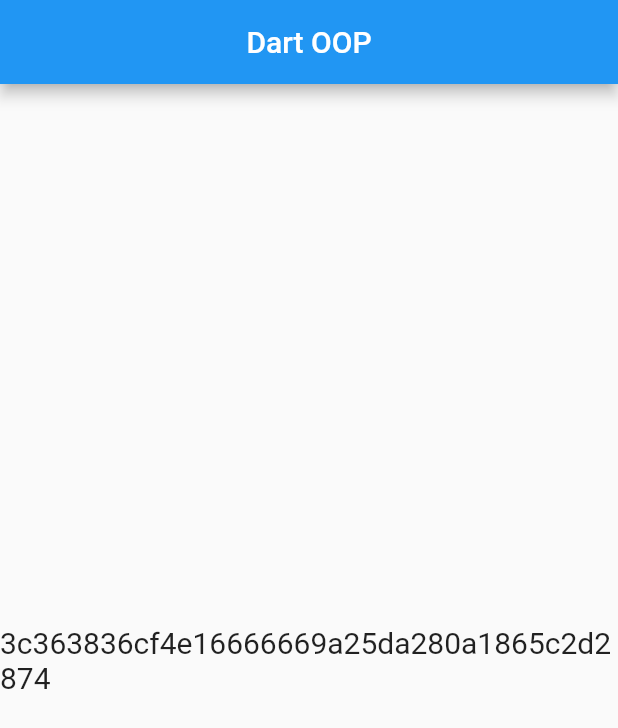
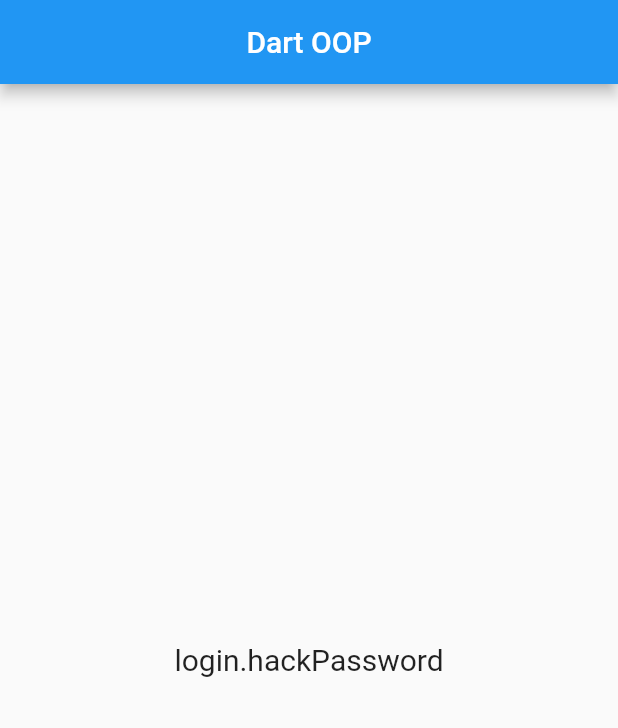
Before and after one commit to VengEang/flutter, a Flutter app: the screen it shows after launch, on a phone screen of 412 x 824 dp. Shown: the top 728 px of the screen. Run offline on Flutter 3.47's test engine with Material 2 defaults, Android fonts, the phone set to English and light mode, and no system bars.

Commit message:
Modified home_screen.dart

```diff
--- a/lib/screen/home_screen.dart
+++ b/lib/screen/home_screen.dart
@@ -1,5 +1,5 @@
 import 'package:flutter/material.dart';
-import 'package:myapp/mylogin_page.dart';
+// import 'package:myapp/mylogin_page.dart';
 // import 'package:myapp/student.dart';
 
 class HomeScreen extends StatefulWidget {
@@ -10,8 +10,13 @@ class HomeScreen extends StatefulWidget {
 class _HomeScreenState extends State<HomeScreen> {
   @override
   Widget build(BuildContext context) {
-    MyLogin login = MyLogin();
-    login.myPassword = "d";
+    // MyLogin login = MyLogin();
+    // login.myPassword = "d";
+    showMessege(Car("Toyota"));
+    showMessege(Bike("Giant"));
+    showMessege(Tuktuk("vespa"));
+    // print(Tuktuk("today"));
+
     return Scaffold(
       appBar: AppBar(
         title: Text("Dart OOP"),
@@ -20,10 +25,42 @@ class _HomeScreenState extends State<HomeScreen> {
       body: Container(
         alignment: Alignment.center,
         child: Text(
-          login.hackPassword,
+          "login.hackPassword",
           style: TextStyle(fontSize: 20),
         ),
       ),
     );
   }
+
+  showMessege(Vichicle v) {
+    v.display();
+  }
 }
+
+abstract class Vichicle {
+  String name;
+  Vichicle(this.name);
+  display();
+}
+
+class Car extends Vichicle {
+  Car(String name) : super(name);
+
+  display() {
+    return print(name);
+  }
+}
+
+class Bike extends Vichicle {
+  Bike(String name) : super(name);
+
+  @override
+  display() {}
+}
+
+class Tuktuk extends Vichicle {
+  Tuktuk(String name) : super(name);
+
+  @override
+  display() {}
+}
```
